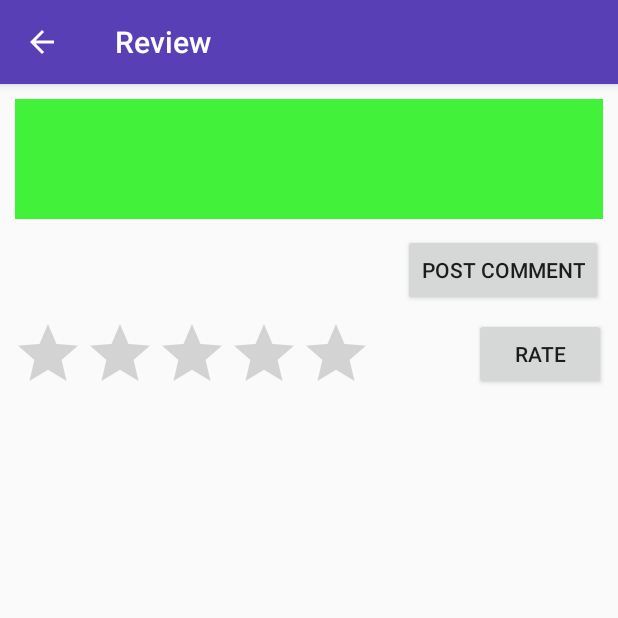
After one commit to 25zsams/CityExplorer, an Android app: the ReviewActivity screen opened directly, with no data from a screen before it, on a phone screen of 412 x 824 dp, the top half of it. The commit adds this screen. Run offline under Robolectric (Android 15) with nearby library versions, the phone set to English and light mode, and no system bars; our stand-ins replace Firebase (no records; nobody signed in at launch, a user with empty details on screens opened directly); 2 statements that could not run were skipped.

```diff
--- a/app/build.gradle
+++ b/app/build.gradle
@@ -37,4 +37,6 @@ dependencies {
 
 
 
+
+
 apply plugin: 'com.google.gms.google-services'
--- a/app/src/main/java/com/a25zsa/firebasetest/CreateMapMarker.java
+++ b/app/src/main/java/com/a25zsa/firebasetest/CreateMapMarker.java
@@ -59,7 +59,6 @@ public class CreateMapMarker extends FragmentActivity implements OnMapReadyCallb
         okToPlaceMarker = false;
         okToViewMarker = false;
         userName = getIntent().getExtras().getString("userName");
-        //viewMarker.setEnabled(false);
         firebase = FirebaseDatabase.getInstance().getReference("Marker");
 
         placeMarker.setOnClickListener(new View.OnClickListener(){
@@ -106,7 +105,6 @@ public class CreateMapMarker extends FragmentActivity implements OnMapReadyCallb
                 for(DataSnapshot postSnapShot: dataSnapshot.getChildren()){
                     Double lat = Double.parseDouble(postSnapShot.child("lat").getValue().toString());
                     Double lng = Double.parseDouble(postSnapShot.child("lng").getValue().toString());
-                    System.out.println(lat + " " + lng);
                     addMarker(lat, lng);
 
                 }
@@ -168,6 +166,7 @@ public class CreateMapMarker extends FragmentActivity implements OnMapReadyCallb
             public boolean onMarkerClick(Marker marker) {
                 Bundle bundle = new Bundle();
                 bundle.putString("latLng", pointToFirebaseFormat(marker.getPosition().latitude, marker.getPosition().longitude));
+                bundle.putString("userName", userName);
                 BottomSheet bottomSheet = new BottomSheet();
                 bottomSheet.setArguments(bundle);
                 bottomSheet.show(getSupportFragmentManager(), "");
--- /dev/null
+++ b/app/src/main/java/com/a25zsa/firebasetest/ReviewActivity.java
@@ -0,0 +1,104 @@
+package com.a25zsa.firebasetest;
+
+import android.content.Context;
+import android.drm.DrmStore;
+import android.support.v7.app.ActionBar;
+import android.support.v7.app.AppCompatActivity;
+import android.os.Bundle;
+import android.view.MenuItem;
+import android.view.View;
+import android.view.inputmethod.InputMethodManager;
+import android.widget.Button;
+import android.widget.EditText;
+import android.widget.RatingBar;
+import android.widget.Toast;
+
+import com.google.firebase.database.FirebaseDatabase;
+
+import java.text.SimpleDateFormat;
+import java.util.Calendar;
+
+public class ReviewActivity extends AppCompatActivity {
+
+    String userName;
+    String markerHashLocation;
+    Button commentButton;
+    Button rateButton;
+    EditText commentBox;
+    RatingBar ratingBar;
+    FirebaseDataTransfer firebaseDataTransfer;
+
+    @Override
+    protected void onCreate(Bundle savedInstanceState) {
+        super.onCreate(savedInstanceState);
+        setContentView(R.layout.activity_review);
+        firebaseDataTransfer = new FirebaseDataTransfer();
+        userName = getIntent().getExtras().getString("userName");
+        markerHashLocation = getIntent().getExtras().getString("latLng");
+        commentButton = (Button)findViewById(R.id.commentButton);
+        rateButton = (Button)findViewById(R.id.rateButton);
+        ratingBar = (RatingBar)findViewById(R.id.ratingBar);
+        commentBox = (EditText)findViewById(R.id.commentBox);
+
+        getSupportActionBar().setTitle(" Review");
+        if(getSupportActionBar() != null){
+            getSupportActionBar().setDisplayHomeAsUpEnabled(true);
+            getSupportActionBar().setDisplayShowHomeEnabled(true);
+        }
+
+        rateButton.setOnClickListener(new View.OnClickListener(){
+            public void onClick(View view){
+                if(userName.equals("")){
+                    Toast.makeText(getBaseContext(), "Must sign in to submit rating!", Toast.LENGTH_LONG).show();
+                }
+                else{
+                    submitRatings();
+                }
+            }
+        });
+
+        commentButton.setOnClickListener(new View.OnClickListener(){
+            public void onClick(View view){
+                if(userName.equals("")){
+                    Toast.makeText(getBaseContext(), "Must sign in to post comment!", Toast.LENGTH_LONG).show();
+                }
+                else{
+                    hideTypePad();
+                    postComment();
+                }
+            }
+        });
+
+    }
+
+    public void hideTypePad(){
+        View view = this.getCurrentFocus();
+        if (view != null) {
+            InputMethodManager imm = (InputMethodManager)getSystemService(Context.INPUT_METHOD_SERVICE);
+            imm.hideSoftInputFromWindow(view.getWindowToken(), 0);
+        }
+    }
+
+    public String getCommentFormat(){
+        String timeStamp = new SimpleDateFormat("[MM/dd/yyyy]").format(Calendar.getInstance().getTime());
+        return timeStamp + " " + userName + ": " + commentBox.getText().toString();
+    }
+
+    public void postComment(){
+        firebaseDataTransfer.pushCommentToFirebase(markerHashLocation, getCommentFormat());
+        Toast.makeText(getBaseContext(), "Your comment has been posted", Toast.LENGTH_LONG).show();
+    }
+
+    public void submitRatings(){
+        firebaseDataTransfer.pushRatingToFirebase(markerHashLocation, userName, ratingBar.getRating());
+        Toast.makeText(getBaseContext(), "Your rating has been updated", Toast.LENGTH_LONG).show();
+    }
+
+    public boolean onOptionsItemSelected(MenuItem item){
+        System.out.println("testing in onOptionItemSelected");
+        if(item.getItemId() == android.R.id.home){
+            finish();
+        }
+        return super.onOptionsItemSelected(item);
+    }
+}
--- /dev/null
+++ b/app/src/main/res/layout/activity_review.xml
@@ -0,0 +1,85 @@
+<?xml version="1.0" encoding="utf-8"?>
+<android.support.constraint.ConstraintLayout xmlns:android="http://schemas.android.com/apk/res/android"
+    xmlns:app="http://schemas.android.com/apk/res-auto"
+    xmlns:tools="http://schemas.android.com/tools"
+    android:layout_width="wrap_content"
+    android:layout_height="match_parent"
+    android:minHeight="250dp"
+    tools:context="com.a25zsa.firebasetest.ReviewActivity">
+
+    <LinearLayout
+        android:layout_width="match_parent"
+        android:layout_height="match_parent"
+        android:orientation="vertical">
+
+        <RelativeLayout
+            android:layout_width="match_parent"
+            android:layout_height="wrap_content">
+
+            <EditText
+                android:id="@+id/commentBox"
+                android:layout_width="match_parent"
+                android:layout_height="80dp"
+                android:layout_alignParentTop="true"
+                android:layout_centerHorizontal="true"
+                android:layout_gravity="center_horizontal"
+                android:layout_margin="10dp"
+                android:background="#d019ef0e"
+                android:ems="10"
+                android:gravity="top|left"
+                android:imeOptions="actionDone"
+                android:inputType="textMultiLine"
+                android:padding="5dp"
+                app:layout_constraintBottom_toBottomOf="parent"
+                app:layout_constraintEnd_toEndOf="parent"
+                app:layout_constraintStart_toStartOf="parent"
+                app:layout_constraintTop_toTopOf="parent"
+                app:layout_constraintVertical_bias="0.193" />
+
+            <Button
+                android:id="@+id/commentButton"
+                android:layout_width="wrap_content"
+                android:layout_height="wrap_content"
+                android:layout_alignEnd="@+id/commentBox"
+                android:layout_below="@+id/commentBox"
+                android:text="Post Comment" />
+        </RelativeLayout>
+
+        <RelativeLayout
+            android:layout_width="match_parent"
+            android:layout_height="wrap_content"
+            android:layout_marginBottom="8dp"
+            android:layout_marginEnd="8dp"
+            android:layout_marginStart="8dp"
+            android:layout_marginTop="8dp"
+            app:layout_constraintBottom_toBottomOf="parent"
+            app:layout_constraintEnd_toEndOf="parent"
+            app:layout_constraintHorizontal_bias="0.0"
+            app:layout_constraintStart_toStartOf="parent"
+            app:layout_constraintTop_toTopOf="parent"
+            app:layout_constraintVertical_bias="0.0">
+
+            <RatingBar
+                android:id="@+id/ratingBar"
+                android:layout_width="wrap_content"
+                android:layout_height="wrap_content"
+                android:layout_alignParentStart="true"
+                android:layout_alignParentTop="true" />
+
+            <Button
+                android:id="@+id/rateButton"
+                android:layout_width="wrap_content"
+                android:layout_height="wrap_content"
+                android:layout_alignParentEnd="true"
+                android:layout_alignParentTop="true"
+                android:text="Rate" />
+        </RelativeLayout>
+
+        <RelativeLayout
+            android:layout_width="match_parent"
+            android:layout_height="match_parent">
+
+        </RelativeLayout>
+    </LinearLayout>
+
+</android.support.constraint.ConstraintLayout>
--- a/app/src/main/res/values/styles.xml
+++ b/app/src/main/res/values/styles.xml
@@ -8,4 +8,8 @@
         <item name="colorAccent">@color/colorAccent</item>
     </style>
 
+    <style name="editTextClassic" parent="@android:style/Widget.EditText">
+        <item name="android:textColor">@android:color/primary_text_light</item>
+        <item name="android:background">@android:drawable/edit_text</item>
+    </style>
 </resources>
```
Also changed, not shown: app/src/main/AndroidManifest.xml (+5 -3 lines), app/src/main/java/com/a25zsa/firebasetest/DescriptionActivity.java (added, +61 -0 lines), app/src/main/java/com/a25zsa/firebasetest/FirebaseDataTransfer.java (added, +87 -0 lines).
